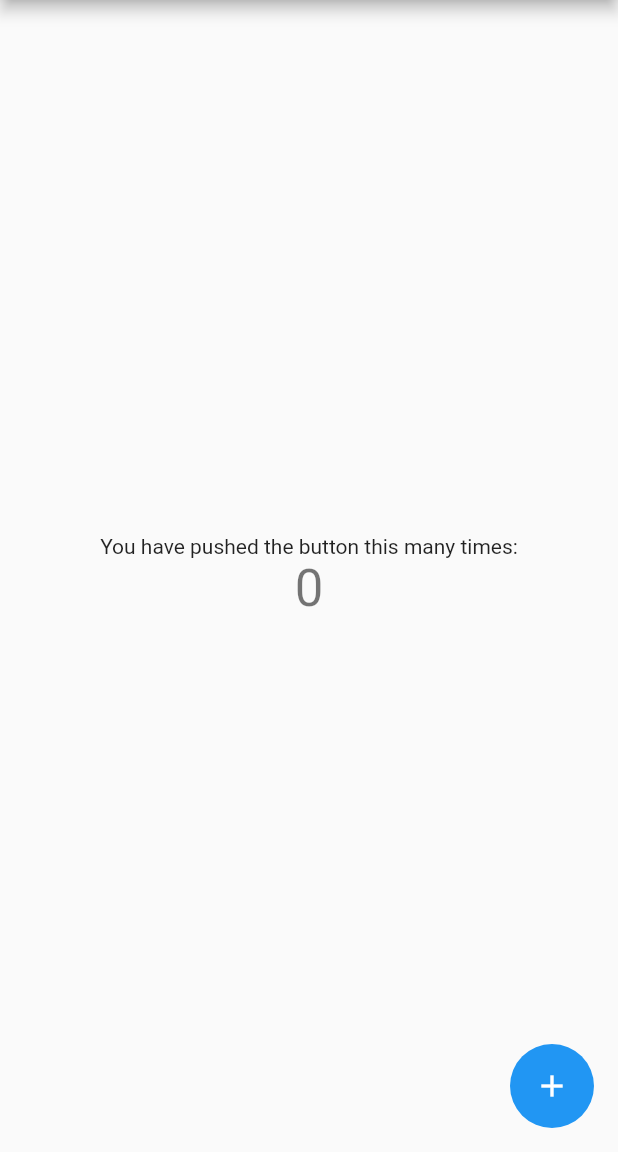
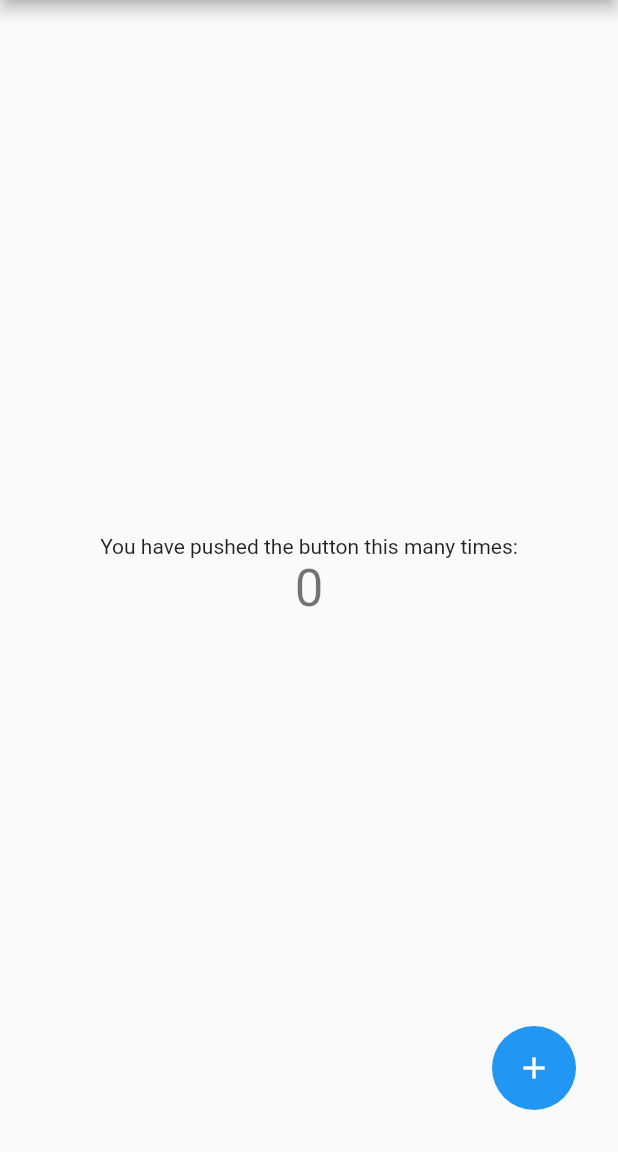
Before and after one commit to HeavenOSK/custom_button_sample, a Flutter app: the screen it shows after launch, on a phone screen of 412 x 824 dp, the part 84-1236 px from its top. Run offline on Flutter 3.47's test engine with Material 2 defaults, Android fonts, the phone set to English and light mode, and no system bars.

Commit message:
expand tappable area

```diff
--- a/lib/main.dart
+++ b/lib/main.dart
@@ -86,6 +86,7 @@ class _CustomButtonState extends State<CustomButton> {
   @override
   Widget build(BuildContext context) {
     return GestureDetector(
+      behavior: HitTestBehavior.opaque,
       onTapDown: (_) {
         setState(() {
           _pressing = true;
@@ -112,6 +113,7 @@ class _CustomButtonState extends State<CustomButton> {
             color: Colors.blue,
             borderRadius: BorderRadius.circular(28),
           ),
+          margin: EdgeInsets.all(12),
           alignment: Alignment.center,
           child: Icon(
             Icons.add,
```
